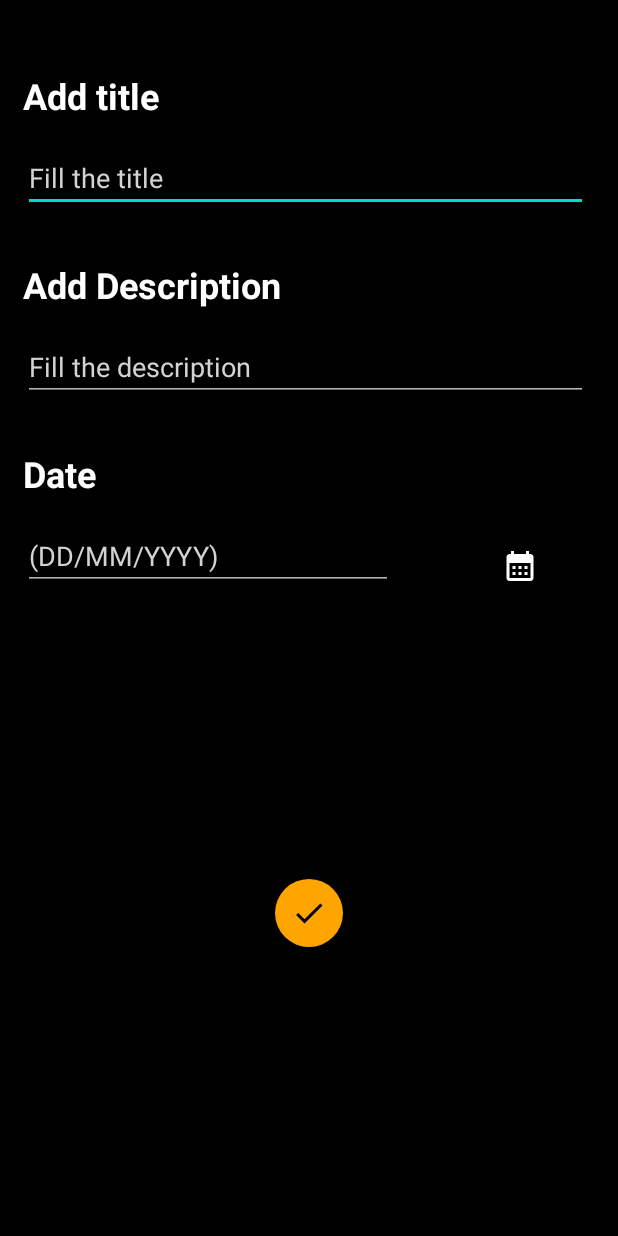
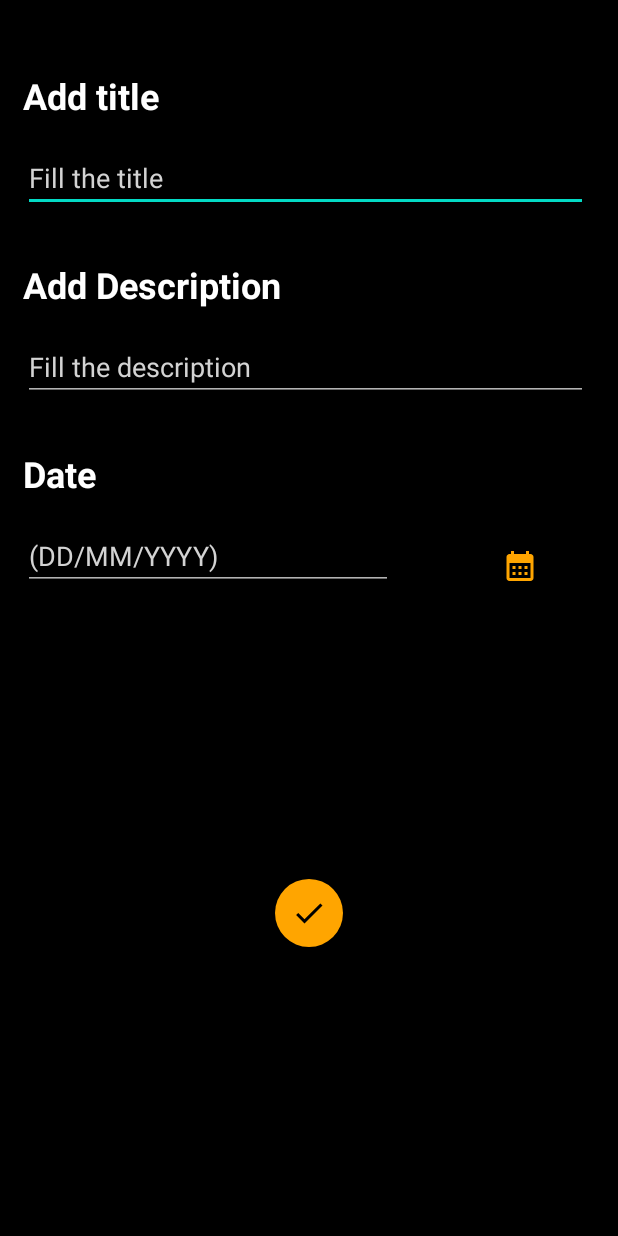
Before and after one commit to JayaneshB/Notes, an Android app: the AddNew screen opened directly, with no data from a screen before it, on a phone screen of 412 x 824 dp. Run offline under Robolectric (Android 15) with nearby library versions, the phone set to English and light mode, and no system bars.

Commit message:
Updated the style sheet

```diff
--- a/app/src/main/res/drawable/ic_calendar_btn.xml
+++ b/app/src/main/res/drawable/ic_calendar_btn.xml
@@ -1,4 +1,4 @@
-<vector android:height="24dp" android:tint="#ffff"
+<vector android:height="24dp" android:tint="@color/orangish_yellow"
     android:viewportHeight="24" android:viewportWidth="24"
     android:width="24dp" xmlns:android="http://schemas.android.com/apk/res/android">
     <path android:fillColor="@android:color/white" android:pathData="M19,4h-1V2h-2v2H8V2H6v2H5C3.89,4 3.01,4.9 3.01,6L3,20c0,1.1 0.89,2 2,2h14c1.1,0 2,-0.9 2,-2V6C21,4.9 20.1,4 19,4zM19,20H5V10h14V20zM9,14H7v-2h2V14zM13,14h-2v-2h2V14zM17,14h-2v-2h2V14zM9,18H7v-2h2V18zM13,18h-2v-2h2V18zM17,18h-2v-2h2V18z"/>
--- a/app/src/main/res/layout/activity_add_new.xml
+++ b/app/src/main/res/layout/activity_add_new.xml
@@ -10,13 +10,8 @@
 
     <androidx.appcompat.widget.AppCompatTextView
         android:id="@+id/add_title"
-        android:layout_width="wrap_content"
-        android:layout_height="wrap_content"
-        android:layout_marginStart="15dp"
+        style="@style/TitleStyle"
         android:text="@string/add_title"
-        android:textColor="@color/white"
-        android:textSize="24sp"
-        android:textStyle="bold"
         app:layout_constraintBottom_toBottomOf="parent"
         app:layout_constraintEnd_toEndOf="parent"
         app:layout_constraintHorizontal_bias="0.0"
@@ -37,14 +32,9 @@
 
     <androidx.appcompat.widget.AppCompatTextView
         android:id="@+id/add_desc"
-        android:layout_width="wrap_content"
-        android:layout_height="wrap_content"
-        android:layout_marginStart="15dp"
+        style="@style/TitleStyle"
         android:layout_marginTop="32dp"
         android:text="@string/add_description"
-        android:textColor="@color/white"
-        android:textSize="24sp"
-        android:textStyle="bold"
         app:layout_constraintBottom_toBottomOf="parent"
         app:layout_constraintEnd_toEndOf="parent"
         app:layout_constraintHorizontal_bias="0.0"
@@ -65,14 +55,9 @@
 
     <androidx.appcompat.widget.AppCompatTextView
         android:id="@+id/appCompatTextView"
-        android:layout_width="wrap_content"
-        android:layout_height="wrap_content"
-        android:layout_marginStart="15dp"
+        style="@style/TitleStyle"
         android:layout_marginTop="32dp"
         android:text="@string/add_date"
-        android:textColor="@color/white"
-        android:textSize="24sp"
-        android:textStyle="bold"
         app:layout_constraintBottom_toBottomOf="parent"
         app:layout_constraintEnd_toEndOf="parent"
         app:layout_constraintHorizontal_bias="0.0"
@@ -96,8 +81,7 @@
 
     <androidx.appcompat.widget.AppCompatImageButton
         android:id="@+id/btn_calendar"
-        android:layout_width="45dp"
-        android:layout_height="45dp"
+        style="@style/AddNew_ImageBtn"
         android:background="@drawable/ic_calendar_btn_bg"
         android:src="@drawable/ic_calendar_btn"
         app:layout_constraintBottom_toBottomOf="parent"
@@ -109,8 +93,7 @@
 
     <androidx.appcompat.widget.AppCompatImageButton
         android:id="@+id/btn_save"
-        android:layout_width="45dp"
-        android:layout_height="45dp"
+        style="@style/AddNew_ImageBtn"
         android:background="@drawable/ic_btn_bg"
         android:src="@drawable/ic_save_btn"
         app:layout_constraintBottom_toBottomOf="parent"
--- a/app/src/main/res/layout/view.xml
+++ b/app/src/main/res/layout/view.xml
@@ -26,7 +26,7 @@
                 android:layout_height="wrap_content"
                 android:textSize="22sp"
                 android:text="@string/title"
-                android:textColor="@color/white"
+                android:textColor="@color/orangish_yellow"
                 android:textStyle="bold"
                 android:ellipsize="end"
                 android:singleLine="true"/>
--- a/app/src/main/res/values/styles.xml
+++ b/app/src/main/res/values/styles.xml
@@ -43,7 +43,23 @@
         <item name="android:backgroundTint">@color/orangish_yellow</item>
         <item name="android:src">@drawable/ic_btn_add_white</item>
 
+    </style>
 
+    <style name ="TitleStyle">
+
+        <item name="android:layout_width">wrap_content</item>
+        <item name="android:layout_height">wrap_content</item>
+        <item name="android:layout_marginStart">15dp</item>
+        <item name="android:textColor">@color/white</item>
+        <item name="android:textSize">24sp</item>
+        <item name="android:textStyle">bold</item>
+
+    </style>
+
+    <style name="AddNew_ImageBtn">
+
+        <item name="android:layout_width">45dp</item>
+        <item name="android:layout_height">45dp</item>
 
     </style>
 
```
